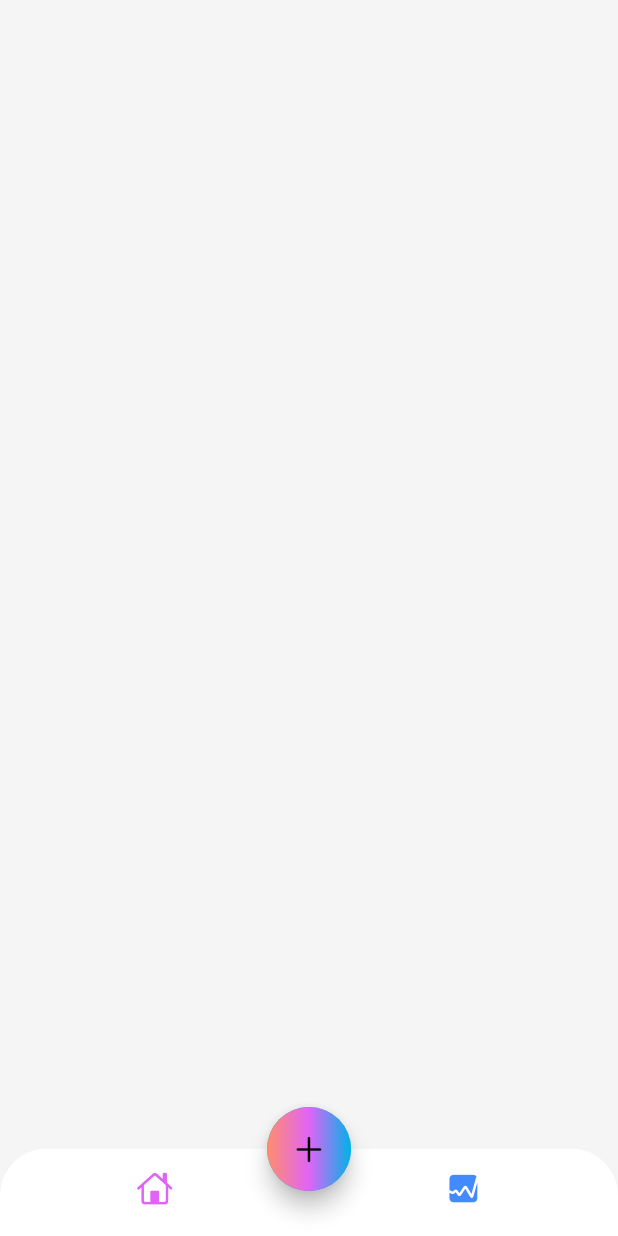
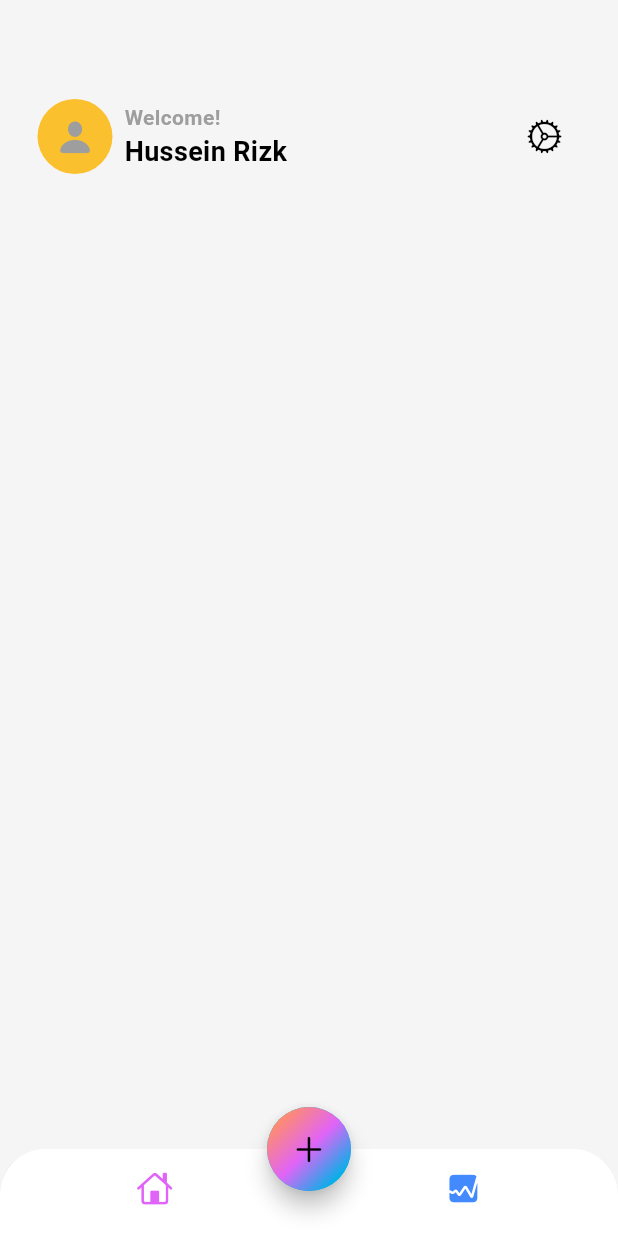
Before and after one commit to ibnRizk/Expense-Tracker, a Flutter app: the screen it shows after launch, on a phone screen of 412 x 824 dp. Run offline on Flutter 3.47's test engine with Material 3 defaults, Android fonts, the phone set to English and light mode, and no system bars.

Commit message:
create custom appbar

```diff
--- a/lib/main.dart
+++ b/lib/main.dart
@@ -20,6 +20,7 @@ class MainApp extends StatelessWidget {
           primary: Color(0xff00B2E7),
           secondary: Color(0xffE064F7),
           tertiary: Color(0xffFF8D6C),
+          outline: Colors.grey,
         ),
       ),
       home: HomeScreen(),
--- a/lib/screens/home/views/home_screen.dart
+++ b/lib/screens/home/views/home_screen.dart
@@ -1,3 +1,6 @@
+import 'dart:math';
+
+import 'package:expense_tracker/screens/home/views/main_screen.dart';
 import 'package:flutter/cupertino.dart';
 import 'package:flutter/material.dart';
 
@@ -46,11 +49,13 @@ class HomeScreen extends StatelessWidget {
                 Theme.of(context).colorScheme.secondary,
                 Theme.of(context).colorScheme.primary,
               ],
+              transform: GradientRotation(pi / 4),
             ),
           ),
           child: Icon(CupertinoIcons.add),
         ),
       ),
+      body: MainScreen(),
     );
   }
 }
--- /dev/null
+++ b/lib/screens/home/views/main_screen.dart
@@ -0,0 +1,74 @@
+import 'dart:math';
+
+import 'package:flutter/cupertino.dart';
+import 'package:flutter/material.dart';
+
+class MainScreen extends StatelessWidget {
+  const MainScreen({super.key});
+
+  @override
+  Widget build(BuildContext context) {
+    return SafeArea(
+      child: Padding(
+        padding: const EdgeInsets.symmetric(horizontal: 25, vertical: 10),
+        child: Column(
+          children: [
+            Row(
+              mainAxisAlignment: MainAxisAlignment.spaceBetween,
+              children: [
+                Row(
+                  children: [
+                    Stack(
+                      alignment: Alignment.center,
+                      children: [
+                        Container(
+                          width: 50,
+                          height: 50,
+                          decoration: BoxDecoration(
+                            shape: BoxShape.circle,
+                            color: Colors.yellow[700],
+                          ),
+                        ),
+                        Icon(
+                          CupertinoIcons.person_fill,
+                          color: Theme.of(context).colorScheme.outline,
+                          size: 28,
+                        ),
+                      ],
+                    ),
+                    SizedBox(width: 8),
+                    Column(
+                      crossAxisAlignment: CrossAxisAlignment.start,
+                      children: [
+                        Text(
+                          'Welcome!',
+                          style: TextStyle(
+                            fontSize: 14,
+                            fontWeight: FontWeight.w700,
+                            color: Theme.of(context).colorScheme.outline,
+                          ),
+                        ),
+                        Text(
+                          'Hussein Rizk',
+                          style: TextStyle(
+                            fontSize: 18,
+                            fontWeight: FontWeight.bold,
+                            color: Theme.of(context).colorScheme.onSecondary,
+                          ),
+                        ),
+                      ],
+                    ),
+                  ],
+                ),
+                IconButton(
+                  onPressed: () {},
+                  icon: Icon(CupertinoIcons.settings_solid),
+                ),
+              ],
+            ),
+          ],
+        ),
+      ),
+    );
+  }
+}
```
